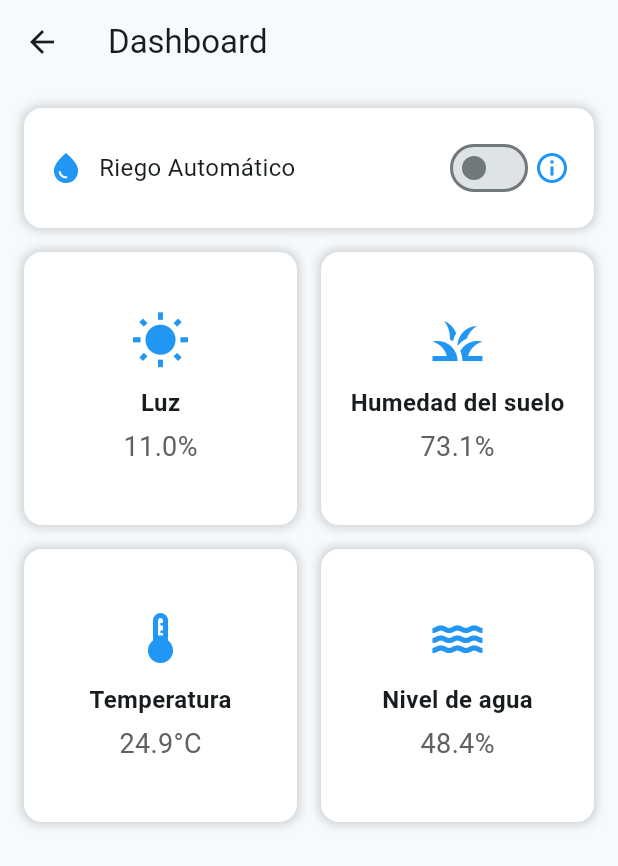
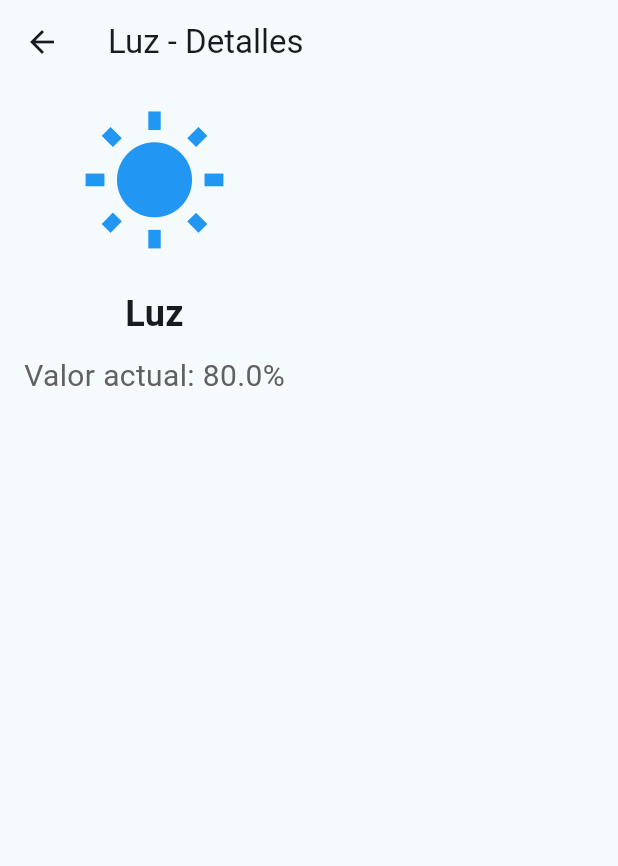
Before and after one commit to ktorres63/HydroWatch, a Flutter app: the DashboardPage screen opened directly, after a tap on "Luz", on a phone screen of 412 x 824 dp. Shown: the top 866 px of the screen. Run offline on Flutter 3.47's test engine with Material 3 defaults, Android fonts, the phone set to English and light mode, and no system bars; our stand-ins replace google_fonts, image_picker; Roboto replaces fonts that are missing (Actor, Alegreya).

Commit message:
vista de usuario

```diff
--- a/lib/pages/dashboard.dart
+++ b/lib/pages/dashboard.dart
@@ -1,5 +1,6 @@
 import 'package:flutter/material.dart';
 import 'dart:math';
+import 'sensor_detail_page.dart';  // Importa la nueva página
 
 class DashboardPage extends StatefulWidget {
   @override
@@ -10,7 +11,7 @@ class _DashboardPageState extends State<DashboardPage> {
   bool isAutomaticWateringOn = false;
   final Random random = Random();
 
-  // Initial values for sensors
+  // Valores iniciales para los sensores
   double lightLevel = 80.0;
   double soilMoisture = 40.0;
   double temperature = 25.0;
@@ -22,12 +23,12 @@ class _DashboardPageState extends State<DashboardPage> {
     });
   }
 
-  // Function to simulate random changes in sensor data
+  // Función para simular cambios aleatorios en los valores de los sensores
   void updateSensorValues() {
     setState(() {
       lightLevel = random.nextDouble() * 100;
       soilMoisture = random.nextDouble() * 100;
-      temperature = 15 + random.nextDouble() * 20; // Temperature range from 15°C to 35°C
+      temperature = 15 + random.nextDouble() * 20; // Rango de temperatura de 15°C a 35°C
       waterLevel = random.nextDouble() * 100;
     });
   }
@@ -41,7 +42,7 @@ class _DashboardPageState extends State<DashboardPage> {
         child: Column(
           crossAxisAlignment: CrossAxisAlignment.start,
           children: [
-            // Automatic Watering section with toggle switch
+            // Sección de Riego Automático con interruptor
             Container(
               padding: const EdgeInsets.all(16.0),
               decoration: BoxDecoration(
@@ -78,36 +79,33 @@ class _DashboardPageState extends State<DashboardPage> {
               ),
             ),
             SizedBox(height: 16),
-            // Grid of sensor data with tap functionality
+            // Lista de sensores
             Expanded(
-              child: GridView.count(
-                crossAxisCount: 2,
-                crossAxisSpacing: 16,
-                mainAxisSpacing: 16,
+              child: ListView(
                 children: [
-                  _buildSensorCard(
+                  _buildSensorListTile(
+                    name: 'Luz',
+                    value: '${lightLevel.toStringAsFixed(1)}%',
                     icon: Icons.wb_sunny,
-                    label: 'Luz',
-                    value: '${lightLevel.toStringAsFixed(1)}%',
-                    onTap: updateSensorValues,
+                    onTap: () => _navigateToDetailPage(context, 'Luz', '${lightLevel.toStringAsFixed(1)}%', Icons.wb_sunny),
                   ),
-                  _buildSensorCard(
+                  _buildSensorListTile(
+                    name: 'Humedad del Suelo',
+                    value: '${soilMoisture.toStringAsFixed(1)}%',
                     icon: Icons.grass,
-                    label: 'Humedad del suelo',
-                    value: '${soilMoisture.toStringAsFixed(1)}%',
-                    onTap: updateSensorValues,
+                    onTap: () => _navigateToDetailPage(context, 'Humedad del Suelo', '${soilMoisture.toStringAsFixed(1)}%', Icons.grass),
                   ),
-                  _buildSensorCard(
+                  _buildSensorListTile(
+                    name: 'Temperatura',
+                    value: '${temperature.toStringAsFixed(1)}°C',
                     icon: Icons.thermostat,
-                    label: 'Temperatura',
-                    value: '${temperature.toStringAsFixed(1)}°C',
-                    onTap: updateSensorValues,
+                    onTap: () => _navigateToDetailPage(context, 'Temperatura', '${temperature.toStringAsFixed(1)}°C', Icons.thermostat),
                   ),
-                  _buildSensorCard(
+                  _buildSensorListTile(
+                    name: 'Nivel de Agua',
+                    value: '${waterLevel.toStringAsFixed(1)}%',
                     icon: Icons.water,
-                    label: 'Nivel de agua',
-                    value: '${waterLevel.toStringAsFixed(1)}%',
-                    onTap: updateSensorValues,
+                    onTap: () => _navigateToDetailPage(context, 'Nivel de Agua', '${waterLevel.toStringAsFixed(1)}%', Icons.water),
                   ),
                 ],
               ),
@@ -118,34 +116,27 @@ class _DashboardPageState extends State<DashboardPage> {
     );
   }
 
-  // Widget for each sensor card with tap functionality
-  Widget _buildSensorCard({required IconData icon, required String label, required String value, required VoidCallback onTap}) {
-    return GestureDetector(
-      onTap: onTap,
-      child: Container(
-        padding: const EdgeInsets.all(16.0),
-        decoration: BoxDecoration(
-          color: Colors.white,
-          borderRadius: BorderRadius.circular(12.0),
-          boxShadow: [
-            BoxShadow(
-              color: Colors.grey.withOpacity(0.5),
-              spreadRadius: 1,
-              blurRadius: 5,
-            ),
-          ],
-        ),
-        child: Column(
-          mainAxisAlignment: MainAxisAlignment.center,
-          children: [
-            Icon(icon, size: 40, color: Colors.blue),
-            SizedBox(height: 10),
-            Text(label, style: TextStyle(fontSize: 16, fontWeight: FontWeight.bold)),
-            SizedBox(height: 5),
-            Text(value, style: TextStyle(fontSize: 18, color: Colors.grey[700])),
-          ],
+  // Función para navegar a la página de detalles del sensor
+  void _navigateToDetailPage(BuildContext context, String sensorName, String sensorValue, IconData sensorIcon) {
+    Navigator.push(
+      context,
+      MaterialPageRoute(
+        builder: (context) => SensorDetailPage(
+          sensorName: sensorName,
+          sensorValue: sensorValue,
+          sensorIcon: sensorIcon,
         ),
       ),
     );
   }
+
+  // Widget para cada elemento de la lista de sensores
+  Widget _buildSensorListTile({required String name, required String value, required IconData icon, required VoidCallback onTap}) {
+    return ListTile(
+      leading: Icon(icon, color: Colors.blue),
+      title: Text(name, style: TextStyle(fontSize: 18)),
+      subtitle: Text(value, style: TextStyle(fontSize: 16, color: Colors.grey[700])),
+      onTap: onTap,
+    );
+  }
 }
--- /dev/null
+++ b/lib/pages/sensor_detail_page.dart
@@ -0,0 +1,37 @@
+import 'package:flutter/material.dart';
+
+class SensorDetailPage extends StatelessWidget {
+  final String sensorName;
+  final String sensorValue;
+  final IconData sensorIcon;
+
+  SensorDetailPage({required this.sensorName, required this.sensorValue, required this.sensorIcon});
+
+  @override
+  Widget build(BuildContext context) {
+    return Scaffold(
+      appBar: AppBar(
+        title: Text('$sensorName - Detalles'),
+      ),
+      body: Padding(
+        padding: const EdgeInsets.all(16.0),
+        child: Column(
+          children: [
+            Icon(sensorIcon, size: 100, color: Colors.blue),
+            SizedBox(height: 20),
+            Text(
+              sensorName,
+              style: TextStyle(fontSize: 24, fontWeight: FontWeight.bold),
+            ),
+            SizedBox(height: 10),
+            Text(
+              'Valor actual: $sensorValue',
+              style: TextStyle(fontSize: 20, color: Colors.grey[700]),
+            ),
+            // Aquí puedes agregar más detalles o gráficas según sea necesario
+          ],
+        ),
+      ),
+    );
+  }
+}
```
Also changed, not shown: lib/pages/settings.dart (+48 -1 lines), 5 other files.
